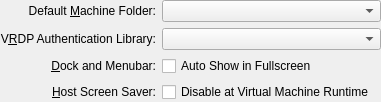
Above: vbox/src/VBox/Frontends/VirtualBox/src/settings/global/UIGlobalSettingsGeneral.ui from jljuxgm/vboxgit before the change. Below: the same form after it.
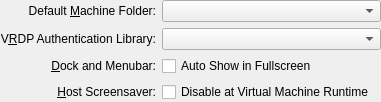
That is the form after the change. Custom widgets are drawn as their Qt base class.

```diff
--- a/vbox/src/VBox/Frontends/VirtualBox/src/settings/global/UIGlobalSettingsGeneral.ui
+++ b/vbox/src/VBox/Frontends/VirtualBox/src/settings/global/UIGlobalSettingsGeneral.ui
@@ -96,7 +96,7 @@
    <item row="3" column="0">
     <widget class="QLabel" name="m_pLabelHostScreenSaver">
      <property name="text">
-      <string>&amp;Host Screen Saver:</string>
+      <string>&amp;Host Screensaver:</string>
      </property>
      <property name="alignment">
       <set>Qt::AlignRight|Qt::AlignTrailing|Qt::AlignVCenter</set>
```
Left out of the diff: 4 changed lines with no effect on the pictures.
